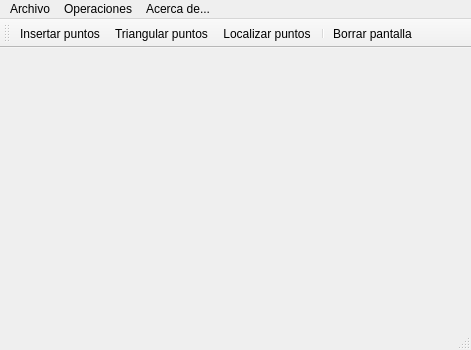
First picture: the form in untitled/mainwindow.ui, repository raulsdt/Pr3_CGAL, before the edit.
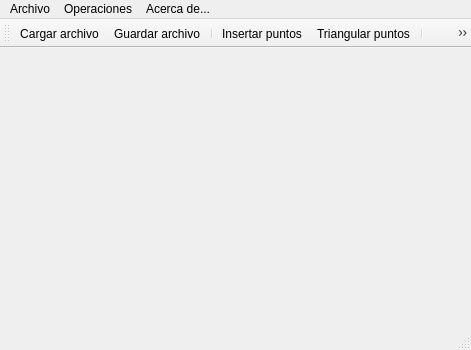
Second picture: the form after the edit. Icons and pictures are not drawn.

Diff of the .ui file:
```diff
--- a/untitled/mainwindow.ui
+++ b/untitled/mainwindow.ui
@@ -63,8 +63,13 @@
    <attribute name="toolBarBreak">
     <bool>false</bool>
    </attribute>
+   <addaction name="actionCargar_archivo"/>
+   <addaction name="actionGuardar_archivo"/>
+   <addaction name="separator"/>
    <addaction name="actionInsertar_puntos"/>
    <addaction name="actionTriangular_puntos"/>
+   <addaction name="separator"/>
+   <addaction name="actionInsertar_puntos_localizacion"/>
    <addaction name="actionLocalizar_puntos"/>
    <addaction name="separator"/>
    <addaction name="actionBorra_pantalla"/>
@@ -168,6 +173,21 @@
     <string>Alt+B</string>
    </property>
   </action>
+  <action name="actionInsertar_puntos_localizacion">
+   <property name="checkable">
+    <bool>true</bool>
+   </property>
+   <property name="icon">
+    <iconset resource="iconos/iconos.qrc">
+     <normaloff>:/zoom-best-fit.png</normaloff>:/zoom-best-fit.png</iconset>
+   </property>
+   <property name="text">
+    <string>Insertar puntos localizacion</string>
+   </property>
+   <property name="shortcut">
+    <string>Alt+L</string>
+   </property>
+  </action>
  </widget>
  <resources>
   <include location="iconos/iconos.qrc"/>
```
Left out of the diff: 1 changed line with no effect on the pictures.
